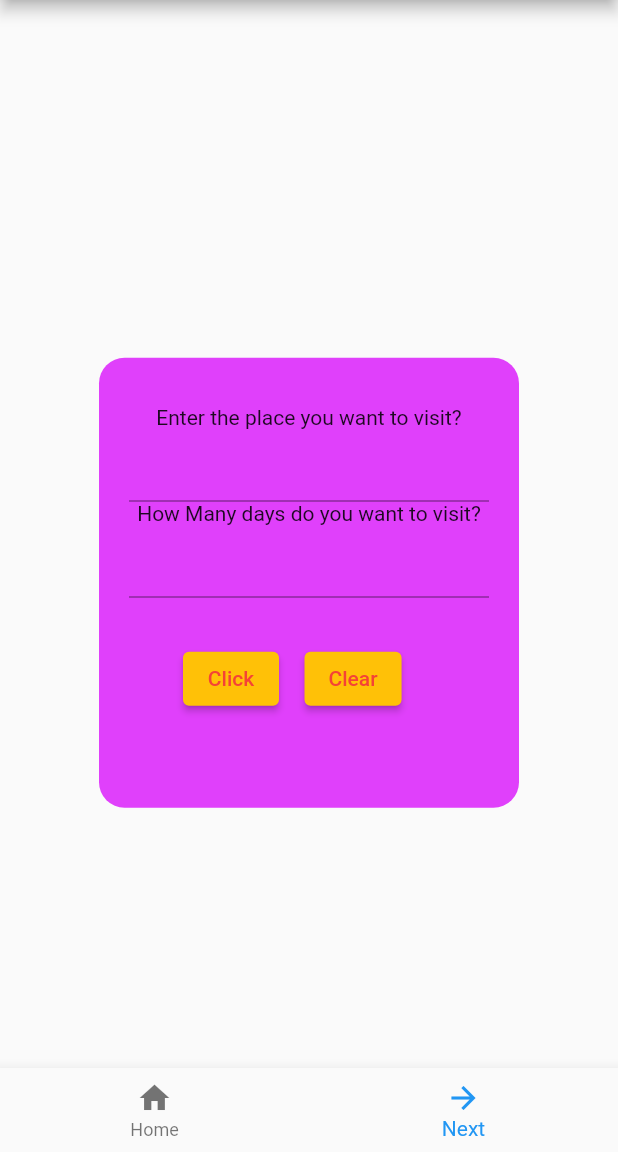
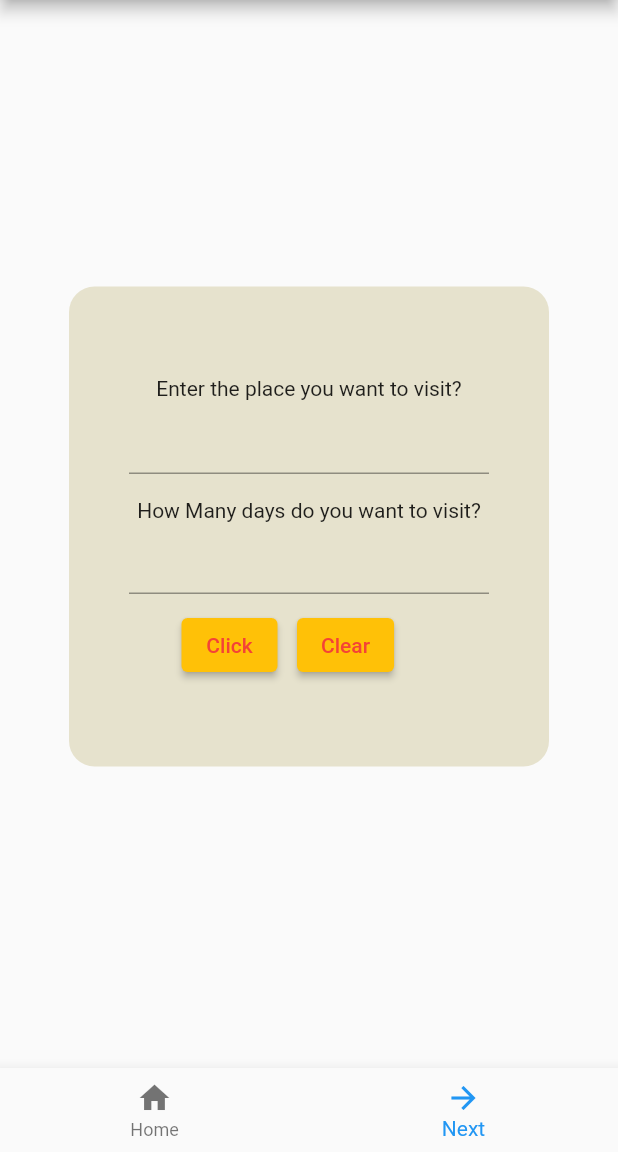
Before and after one commit to Solo-The-AI-Travel-Planner/ByteCamp, a Flutter app: the screen it shows after launch, item 2 of the bottom bar chosen, on a phone screen of 412 x 824 dp, the part 84-1236 px from its top. Run offline on Flutter 3.47's test engine with Material 2 defaults, Android fonts, the phone set to English and light mode, and no system bars; network calls fail.

Commit message:
Fourth commit

```diff
--- a/lib/firstpage.dart
+++ b/lib/firstpage.dart
@@ -28,12 +28,12 @@ class _FirstPageState extends State<FirstPage> {
       body: Center(
         child: newindex == 1
             ? Container(
-                margin: const EdgeInsets.fromLTRB(15, 80, 15, 15),
+                margin: const EdgeInsets.fromLTRB(30, 20, 30, 30),
                 decoration: const BoxDecoration(
                     borderRadius: BorderRadius.all(Radius.circular(17)),
-                    color: Colors.purpleAccent),
-                height: 300,
-                width: 280,
+                    color: Color.fromARGB(255, 230, 226, 205)),
+                height: 320,
+                width: 320,
                 child: Center(
                   child: SizedBox(
                     width: 240,
@@ -41,23 +41,25 @@ class _FirstPageState extends State<FirstPage> {
                     child: Column(
                       mainAxisAlignment: MainAxisAlignment.center,
                       children: [
-                        const Center(
-                            child: Text('Enter the place you want to visit?')),
+                        const Padding(
+                          padding: EdgeInsets.fromLTRB(10,10,10,1),
+                          child: Center(
+                              child: Text('Enter the place you want to visit?')),
+                        ),
                         TextField(
                           controller: textclear,
                         ),
                         const Center(
-                            child: Text('How Many days do you want to visit?')),
+                            child: Text('\nHow Many days do you want to visit?')),
                         TextField(
                           controller: textclear1,
                         ),
                         Container(
-                          margin: const EdgeInsets.fromLTRB(35, 15, 35, 15),
+                          margin: const EdgeInsets.fromLTRB(15, 5, 15, 5),
                           child: Row(
-
                             children: [
                               Padding(
-                                padding: const EdgeInsets.fromLTRB(1,15,9,15),
+                                padding: const EdgeInsets.fromLTRB(20,5,5,2),
                                 child: ElevatedButton(
                                   style: ElevatedButton.styleFrom(
                                     onPrimary: Colors.red,
@@ -78,7 +80,7 @@ class _FirstPageState extends State<FirstPage> {
                                 ),
                               ),
                               Padding(
-                                padding: const EdgeInsets.fromLTRB(8,15,2,15),
+                                padding: const EdgeInsets.fromLTRB(8,5,10,2),
                                 child: ElevatedButton(
                                     style: ElevatedButton.styleFrom(
                                       onPrimary: Colors.red,
--- a/lib/main.dart
+++ b/lib/main.dart
@@ -1,4 +1,3 @@
-
 import 'package:flutter/material.dart';
 import 'firstpage.dart';
 void main() {
```
Also changed, not shown: lib/secondpage.dart (+6 -5 lines), 1 other file.
